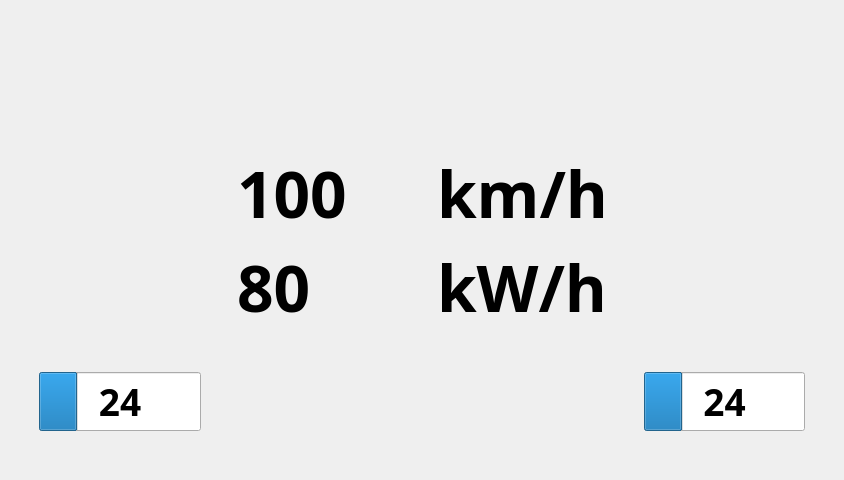
Before: the Qt Designer form src/mainwindow.ui in FSLART/volante_alpha_qt, drawn with Qt 5.
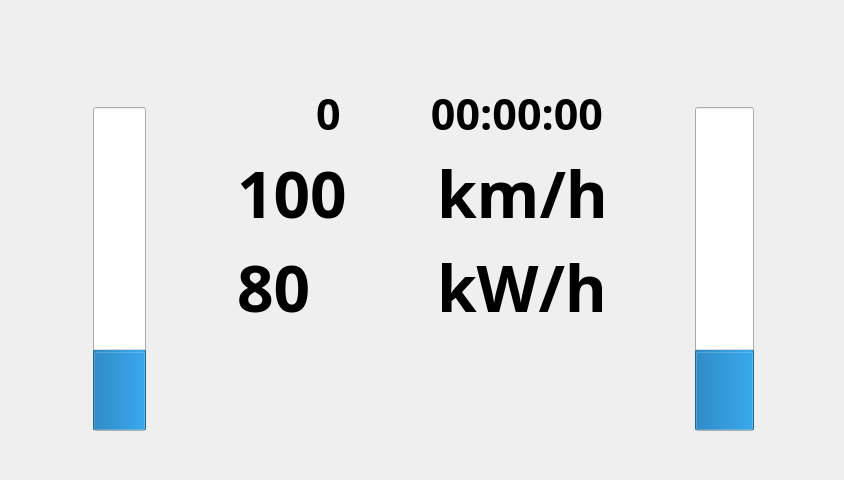
After: the same form once the commit is applied. Icons and pictures are not drawn.

```diff
--- a/src/mainwindow.ui
+++ b/src/mainwindow.ui
@@ -52,6 +52,9 @@
       </property>
       <item>
        <spacer name="vs_4">
+        <property name="orientation">
+         <enum>Qt::Orientation::Vertical</enum>
+        </property>
         <property name="sizeType">
          <enum>QSizePolicy::Fixed</enum>
         </property>
@@ -65,6 +68,9 @@
       </item>
       <item>
        <spacer name="horizontalSpacer_2">
+        <property name="orientation">
+         <enum>Qt::Orientation::Horizontal</enum>
+        </property>
         <property name="sizeHint" stdset="0">
          <size>
           <width>40</width>
@@ -87,18 +93,20 @@
            <font>
             <family>Fira Mono</family>
             <pointsize>28</pointsize>
-            <weight>75</weight>
             <bold>true</bold>
            </font>
           </property>
           <property name="value">
            <number>24</number>
           </property>
+          <property name="orientation">
+           <enum>Qt::Orientation::Vertical</enum>
+          </property>
           <property name="invertedAppearance">
            <bool>false</bool>
           </property>
           <property name="format">
-           <string>%p</string>
+           <string>%p kW</string>
           </property>
          </widget>
         </item>
@@ -106,6 +114,9 @@
       </item>
       <item>
        <spacer name="vs_3">
+        <property name="orientation">
+         <enum>Qt::Orientation::Vertical</enum>
+        </property>
         <property name="sizeType">
          <enum>QSizePolicy::Fixed</enum>
         </property>
@@ -126,6 +137,9 @@
       </property>
       <item>
        <spacer name="vs_4">
+        <property name="orientation">
+         <enum>Qt::Orientation::Vertical</enum>
+        </property>
         <property name="sizeType">
          <enum>QSizePolicy::Fixed</enum>
         </property>
@@ -139,6 +153,9 @@
       </item>
       <item>
        <spacer name="horizontalSpacer">
+        <property name="orientation">
+         <enum>Qt::Orientation::Horizontal</enum>
+        </property>
         <property name="sizeHint" stdset="0">
          <size>
           <width>40</width>
@@ -160,19 +177,21 @@
           <property name="font">
            <font>
             <family>Fira Mono</family>
-            <pointsize>28</pointsize>
-            <weight>75</weight>
+            <pointsize>24</pointsize>
             <bold>true</bold>
            </font>
           </property>
           <property name="value">
            <number>24</number>
           </property>
+          <property name="orientation">
+           <enum>Qt::Orientation::Vertical</enum>
+          </property>
           <property name="invertedAppearance">
            <bool>false</bool>
           </property>
           <property name="format">
-           <string>%p</string>
+           <string>%p%</string>
           </property>
          </widget>
         </item>
@@ -180,6 +199,9 @@
       </item>
       <item>
        <spacer name="vs_1">
+        <property name="orientation">
+         <enum>Qt::Orientation::Vertical</enum>
+        </property>
         <property name="sizeType">
          <enum>QSizePolicy::Fixed</enum>
         </property>
@@ -204,13 +226,32 @@
             <property name="font">
              <font>
               <family>Fira Mono</family>
-              <pointsize>60</pointsize>
-              <weight>75</weight>
+              <pointsize>32</pointsize>
               <bold>true</bold>
              </font>
             </property>
             <property name="text">
-             <string/>
+             <string>0</string>
+            </property>
+            <property name="alignment">
+             <set>Qt::AlignmentFlag::AlignBottom|Qt::AlignmentFlag::AlignHCenter</set>
+            </property>
+           </widget>
+          </item>
+          <item>
+           <widget class="QLabel" name="label_3">
+            <property name="font">
+             <font>
+              <family>Fira Mono</family>
+              <pointsize>32</pointsize>
+              <bold>true</bold>
+             </font>
+            </property>
+            <property name="text">
+             <string>00:00:00</string>
+            </property>
+            <property name="alignment">
+             <set>Qt::AlignmentFlag::AlignBottom|Qt::AlignmentFlag::AlignHCenter</set>
             </property>
            </widget>
           </item>
```
Left out of the diff: 120 changed lines with no effect on the pictures.
